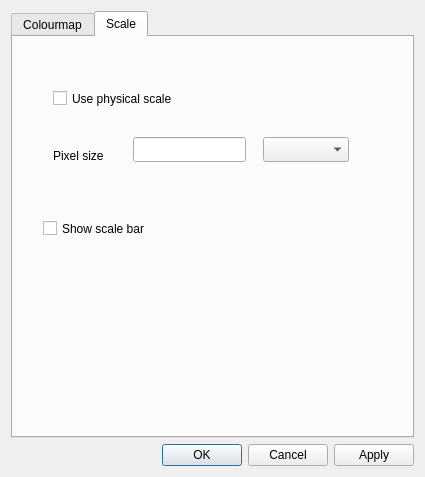
This is src/resources/ui_display_options_dialog.ui in ianthomas23/QACD-quack as Qt 5 draws it before an edit. The edited form follows.
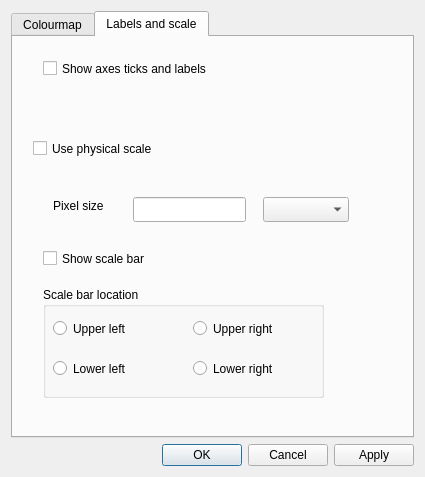
This is the edited form.

Commit message: Scale bar location and show axis ticks/labels

```diff
--- a/src/resources/ui_display_options_dialog.ui
+++ b/src/resources/ui_display_options_dialog.ui
@@ -50,13 +50,13 @@
      </widget>
      <widget class="QWidget" name="scaleTab">
       <attribute name="title">
-       <string>Scale</string>
+       <string>Labels and scale</string>
       </attribute>
       <widget class="QCheckBox" name="useScaleCheckBox">
        <property name="geometry">
         <rect>
-         <x>40</x>
-         <y>50</y>
+         <x>20</x>
+         <y>100</y>
          <width>211</width>
          <height>23</height>
         </rect>
@@ -69,7 +69,7 @@
        <property name="geometry">
         <rect>
          <x>40</x>
-         <y>110</y>
+         <y>160</y>
          <width>64</width>
          <height>17</height>
         </rect>
@@ -82,7 +82,7 @@
        <property name="geometry">
         <rect>
          <x>250</x>
-         <y>100</y>
+         <y>160</y>
          <width>86</width>
          <height>25</height>
         </rect>
@@ -92,7 +92,7 @@
        <property name="geometry">
         <rect>
          <x>30</x>
-         <y>180</y>
+         <y>210</y>
          <width>181</width>
          <height>23</height>
         </rect>
@@ -105,12 +105,90 @@
        <property name="geometry">
         <rect>
          <x>120</x>
-         <y>100</y>
+         <y>160</y>
          <width>113</width>
          <height>25</height>
         </rect>
        </property>
       </widget>
+      <widget class="QCheckBox" name="showTicksAndLabelsCheckBox">
+       <property name="geometry">
+        <rect>
+         <x>30</x>
+         <y>20</y>
+         <width>261</width>
+         <height>23</height>
+        </rect>
+       </property>
+       <property name="text">
+        <string>Show axes ticks and labels</string>
+       </property>
+      </widget>
+      <widget class="QGroupBox" name="scaleBarLocationGroupBox">
+       <property name="geometry">
+        <rect>
+         <x>30</x>
+         <y>250</y>
+         <width>281</width>
+         <height>111</height>
+        </rect>
+       </property>
+       <property name="title">
+        <string>Scale bar location</string>
+       </property>
+       <widget class="QRadioButton" name="upperLeftRadioButton">
+        <property name="geometry">
+         <rect>
+          <x>10</x>
+          <y>30</y>
+          <width>106</width>
+          <height>23</height>
+         </rect>
+        </property>
+        <property name="text">
+         <string>Upper left</string>
+        </property>
+       </widget>
+       <widget class="QRadioButton" name="upperRightRadioButton">
+        <property name="geometry">
+         <rect>
+          <x>150</x>
+          <y>30</y>
+          <width>106</width>
+          <height>23</height>
+         </rect>
+        </property>
+        <property name="text">
+         <string>Upper right</string>
+        </property>
+       </widget>
+       <widget class="QRadioButton" name="lowerLeftRadioButton">
+        <property name="geometry">
+         <rect>
+          <x>10</x>
+          <y>70</y>
+          <width>106</width>
+          <height>23</height>
+         </rect>
+        </property>
+        <property name="text">
+         <string>Lower left</string>
+        </property>
+       </widget>
+       <widget class="QRadioButton" name="lowerRightRadioButton">
+        <property name="geometry">
+         <rect>
+          <x>150</x>
+          <y>70</y>
+          <width>106</width>
+          <height>23</height>
+         </rect>
+        </property>
+        <property name="text">
+         <string>Lower right</string>
+        </property>
+       </widget>
+      </widget>
      </widget>
     </widget>
    </item>
```
Left out of the diff: 2 changed lines with no effect on the pictures. The commit also changes 5 other files.
